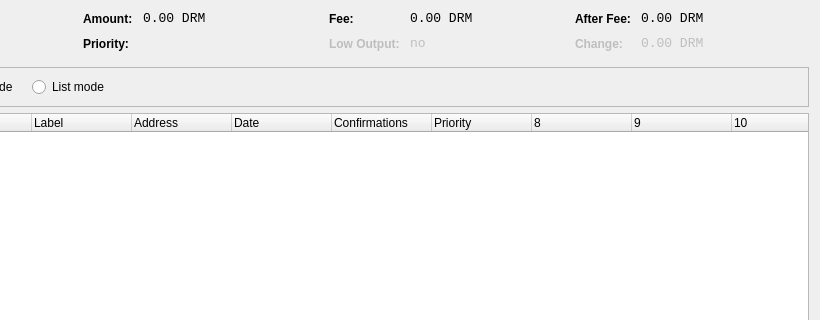
This is src/qt/forms/coincontroldialog.ui in Bitstake/bitstakesource as Qt 5 draws it before an edit; both pictures show x 180 to 1000 and y 0 to 320 of the 1000 by 500 pixel window. The edited form follows.
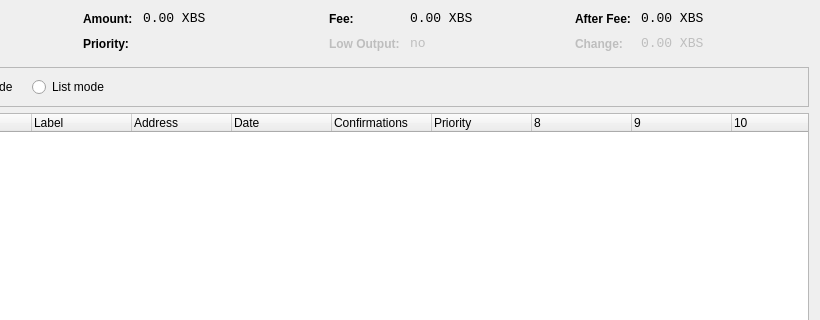
This is the edited form. Custom widgets are drawn as their Qt base class.

Patch:
```diff
--- a/src/qt/forms/coincontroldialog.ui
+++ b/src/qt/forms/coincontroldialog.ui
@@ -141,7 +141,7 @@
           <enum>Qt::ActionsContextMenu</enum>
          </property>
          <property name="text">
-          <string notr="true">0.00 DRM</string>
+          <string notr="true">0.00 XBS</string>
          </property>
          <property name="textInteractionFlags">
           <set>Qt::LinksAccessibleByMouse|Qt::TextSelectableByKeyboard|Qt::TextSelectableByMouse</set>
@@ -221,7 +221,7 @@
           <enum>Qt::ActionsContextMenu</enum>
          </property>
          <property name="text">
-          <string notr="true">0.00 DRM</string>
+          <string notr="true">0.00 XBS</string>
          </property>
          <property name="textInteractionFlags">
           <set>Qt::LinksAccessibleByMouse|Qt::TextSelectableByKeyboard|Qt::TextSelectableByMouse</set>
@@ -307,7 +307,7 @@
           <enum>Qt::ActionsContextMenu</enum>
          </property>
          <property name="text">
-          <string notr="true">0.00 DRM</string>
+          <string notr="true">0.00 XBS</string>
          </property>
          <property name="textInteractionFlags">
           <set>Qt::LinksAccessibleByMouse|Qt::TextSelectableByKeyboard|Qt::TextSelectableByMouse</set>
@@ -345,7 +345,7 @@
           <enum>Qt::ActionsContextMenu</enum>
          </property>
          <property name="text">
-          <string notr="true">0.00 DRM</string>
+          <string notr="true">0.00 XBS</string>
          </property>
          <property name="textInteractionFlags">
           <set>Qt::LinksAccessibleByMouse|Qt::TextSelectableByKeyboard|Qt::TextSelectableByMouse</set>
```
